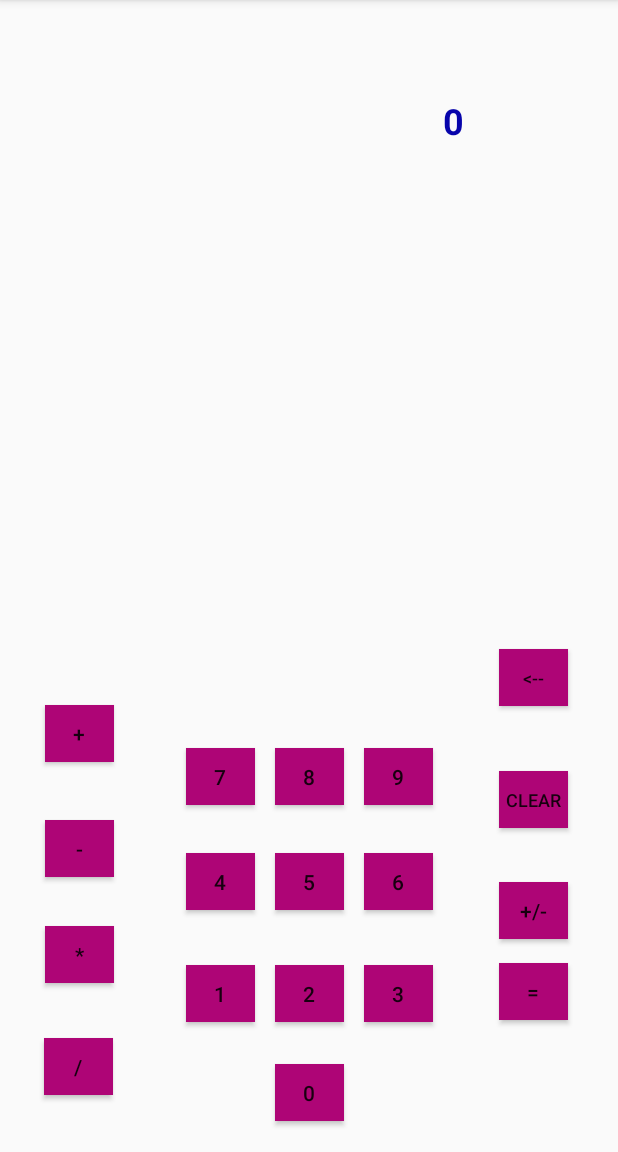
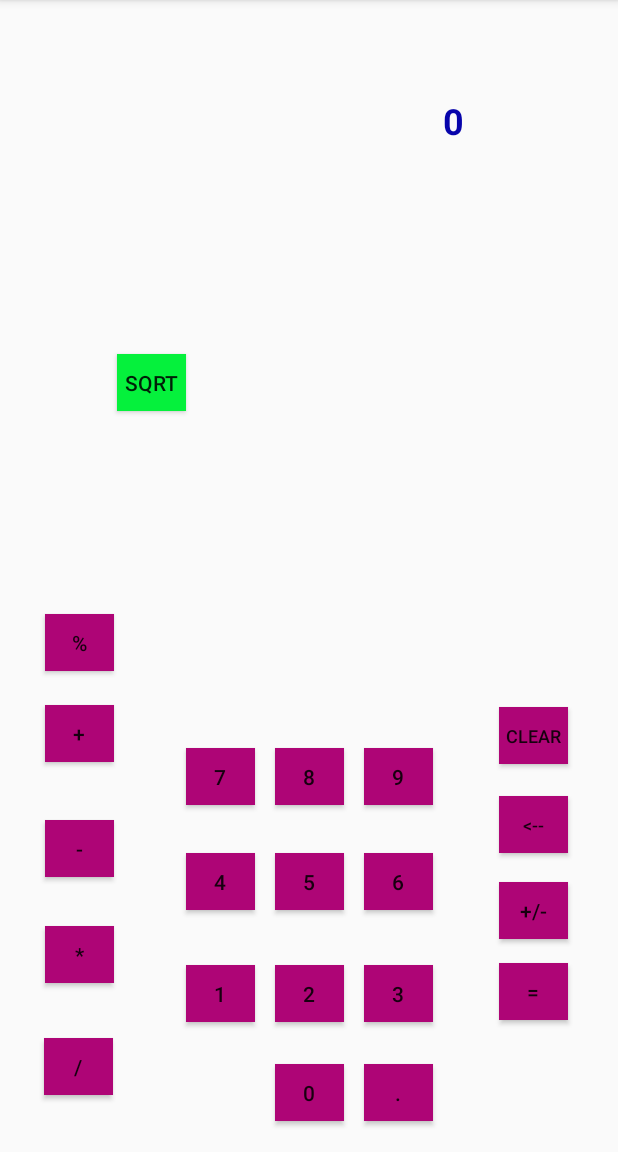
Before and after one commit to wfh111/SimpleCalculator, an Android app: the screen it shows after launch (MainActivity), on a phone screen of 412 x 824 dp, the part 84-1236 px from its top. Run offline under Robolectric (Android 15) with nearby library versions, the phone set to English and light mode, and no system bars.

Commit message:
Fixed bugs and added sqrt, decimal and percentage functionality.

```diff
--- /dev/null
+++ b/app/src/main/java/scription/simplecalculator/Functions.java
@@ -0,0 +1,5 @@
+package scription.simplecalculator;
+
+public class Functions {
+
+}
--- a/app/src/main/res/layout/activity_main.xml
+++ b/app/src/main/res/layout/activity_main.xml
@@ -59,7 +59,7 @@
         app:layout_constraintHorizontal_bias="0.928"
         app:layout_constraintStart_toStartOf="parent"
         app:layout_constraintTop_toTopOf="parent"
-        app:layout_constraintVertical_bias="0.872" />
+        app:layout_constraintVertical_bias="0.799" />
 
     <Button
         android:id="@+id/backspaceButton"
@@ -78,7 +78,7 @@
         app:layout_constraintHorizontal_bias="0.928"
         app:layout_constraintStart_toStartOf="parent"
         app:layout_constraintTop_toTopOf="parent"
-        app:layout_constraintVertical_bias="0.732" />
+        app:layout_constraintVertical_bias="0.901" />
 
     <Button
         android:id="@+id/multiplyButton"
@@ -133,6 +133,24 @@
         app:layout_constraintStart_toStartOf="parent"
         app:layout_constraintTop_toTopOf="parent"
         app:layout_constraintVertical_bias="0.647" />
+
+    <Button
+        android:id="@+id/sqrtButton"
+        android:layout_width="46dp"
+        android:layout_height="38dp"
+        android:layout_marginStart="8dp"
+        android:layout_marginTop="8dp"
+        android:layout_marginEnd="8dp"
+        android:layout_marginBottom="8dp"
+        android:background="@color/green"
+        android:onClick="squareRoot"
+        android:text="@string/sqrt"
+        app:layout_constraintBottom_toBottomOf="parent"
+        app:layout_constraintEnd_toEndOf="parent"
+        app:layout_constraintHorizontal_bias="0.2"
+        app:layout_constraintStart_toStartOf="parent"
+        app:layout_constraintTop_toTopOf="parent"
+        app:layout_constraintVertical_bias="0.319" />
 
     <Button
         android:id="@+id/subtractButton"
@@ -276,6 +294,24 @@
         app:layout_constraintVertical_bias="0.982" />
 
     <Button
+        android:id="@+id/decimalButton"
+        android:layout_width="46dp"
+        android:layout_height="38dp"
+        android:layout_marginStart="8dp"
+        android:layout_marginTop="16dp"
+        android:layout_marginEnd="8dp"
+        android:layout_marginBottom="8dp"
+        android:background="@color/purple"
+        android:onClick="addValue"
+        android:text="@string/decimal"
+        app:layout_constraintBottom_toBottomOf="parent"
+        app:layout_constraintEnd_toEndOf="parent"
+        app:layout_constraintHorizontal_bias="0.67"
+        app:layout_constraintStart_toStartOf="parent"
+        app:layout_constraintTop_toTopOf="parent"
+        app:layout_constraintVertical_bias="0.982" />
+
+    <Button
         android:id="@+id/eightButton"
         android:layout_width="46dp"
         android:layout_height="38dp"
@@ -291,6 +327,24 @@
         app:layout_constraintStart_toStartOf="parent"
         app:layout_constraintTop_toTopOf="parent"
         app:layout_constraintVertical_bias="0.687" />
+
+    <Button
+        android:id="@+id/percentButton"
+        android:layout_width="46dp"
+        android:layout_height="38dp"
+        android:layout_marginStart="8dp"
+        android:layout_marginTop="8dp"
+        android:layout_marginEnd="8dp"
+        android:layout_marginBottom="8dp"
+        android:background="@color/purple"
+        android:onClick="percent"
+        android:text="@string/percent"
+        app:layout_constraintBottom_toBottomOf="parent"
+        app:layout_constraintEnd_toEndOf="parent"
+        app:layout_constraintHorizontal_bias="0.063"
+        app:layout_constraintStart_toStartOf="parent"
+        app:layout_constraintTop_toTopOf="parent"
+        app:layout_constraintVertical_bias="0.562" />
 
     <Button
         android:id="@+id/nineButton"
--- a/app/src/main/res/values/colors.xml
+++ b/app/src/main/res/values/colors.xml
@@ -4,4 +4,5 @@
     <color name="colorPrimaryDark">#00574B</color>
     <color name="colorAccent">#D81B60</color>
     <color name="purple">#ae0576</color>
+    <color name="green">#05F13C</color>
 </resources>
--- a/app/src/main/res/values/strings.xml
+++ b/app/src/main/res/values/strings.xml
@@ -18,4 +18,7 @@
     <string name="pos_neg">+/-</string>
     <string name="clear">clear</string>
     <string name="backspace"><![CDATA[<--]]></string>
+    <string name="sqrt">sqrt</string>
+    <string name="decimal">.</string>
+    <string name="percent">%</string>
 </resources>
--- a/build.gradle
+++ b/build.gradle
@@ -7,7 +7,7 @@ buildscript {
         jcenter()
     }
     dependencies {
-        classpath 'com.android.tools.build:gradle:3.2.1'
+        classpath 'com.android.tools.build:gradle:3.3.0'
 
 
         // NOTE: Do not place your application dependencies here; they belong
```
Also changed, not shown: app/src/main/AndroidManifest.xml (+4 -3 lines), app/src/main/java/scription/simplecalculator/MainActivity.java (+41 -3 lines), gradle/wrapper/gradle-wrapper.properties.
